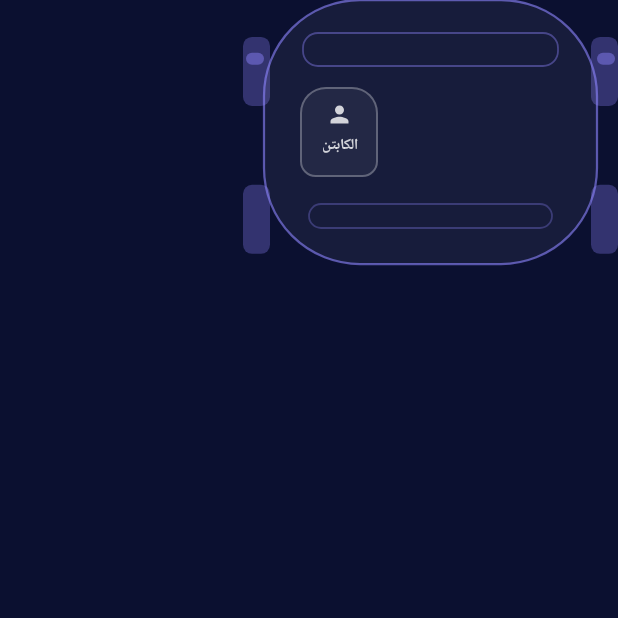
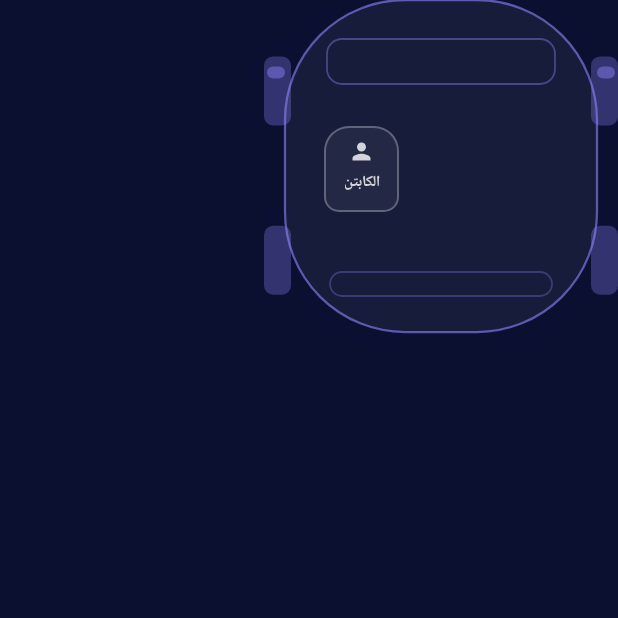
Before and after one commit to abnaa-shamal/iCloud-, an Android app built with Jetpack Compose: the composable CarSeatMap called with empty values, on a phone screen of 412 x 824 dp, the top half of it. Run offline under Robolectric (Android 15) with nearby library versions, the phone set to English and light mode, and no system bars.

Commit message:
Aurora: taller car outline, glass stat tiles, live panel shot, header text
Co-Authored-By: Claude Sonnet 5.5 <noreply@anthropic.com>
Claude-Session: https://claude.ai/code/session_01Eacynbgmh8rRMzmRyztP24

```diff
--- a/app/src/main/java/jo/shajaraone/app/CaptainScreen.kt
+++ b/app/src/main/java/jo/shajaraone/app/CaptainScreen.kt
@@ -325,11 +325,11 @@ internal fun StatTile(label: String, value: String, modifier: Modifier = Modifie
     Surface(
         modifier = modifier,
         shape = MaterialTheme.shapes.medium,
-        color = if (highlight) cs.secondaryContainer else cs.surfaceContainerLowest,
-        border = BorderStroke(1.dp, cs.outlineVariant.copy(alpha = 0.6f))
+        color = if (highlight) Color(0xFF6B4BFF).copy(alpha = 0.28f) else Color.White.copy(alpha = 0.07f),
+        border = BorderStroke(1.dp, if (highlight) Color(0xFF8E86FF).copy(alpha = 0.7f) else Color.White.copy(alpha = 0.14f))
     ) {
         Column(Modifier.padding(14.dp)) {
-            Text(value, style = MaterialTheme.typography.headlineSmall, color = if (highlight) cs.onSecondaryContainer else cs.primary)
+            Text(value, style = MaterialTheme.typography.headlineSmall, color = if (highlight) Color(0xFF2DE2C0) else Color.White)
             Text(label, style = MaterialTheme.typography.labelMedium, color = cs.onSurfaceVariant)
         }
     }
--- a/app/src/main/java/jo/shajaraone/app/LiveTrack.kt
+++ b/app/src/main/java/jo/shajaraone/app/LiveTrack.kt
@@ -83,7 +83,7 @@ fun LiveTrackDialog(tripId: String, captainName: String, captainPhone: String =
 }
 
 @Composable
-private fun LiveInfo(live: LiveLoc?, me: Location?, nowMs: Long, captainName: String, captainPhone: String) {
+internal fun LiveInfo(live: LiveLoc?, me: Location?, nowMs: Long, captainName: String, captainPhone: String) {
     val ctx = LocalContext.current
     val cs = MaterialTheme.colorScheme
     Column(
--- a/app/src/main/java/jo/shajaraone/app/PassengerScreen.kt
+++ b/app/src/main/java/jo/shajaraone/app/PassengerScreen.kt
@@ -185,18 +185,18 @@ internal fun CarSeatMap(total: Int, free: Int, picked: Set<Int>, onToggle: (Int)
         i in picked -> SeatState.PICKED
         else -> SeatState.FREE
     }
-    val seat = 52.dp
+    val seat = 50.dp
     val body = Color(0xFF8E86FF)
     Box(
         Modifier
-            .width(250.dp)
+            .width(236.dp)
             .drawBehind {
                 val w = size.width
                 val h = size.height
                 val side = 14.dp.toPx()
                 // Wheels poke out of the sides.
                 val wheelH = 46.dp.toPx()
-                listOf(h * 0.14f, h * 0.70f).forEach { y ->
+                listOf(h * 0.17f, h * 0.68f).forEach { y ->
                     drawRoundRect(body.copy(alpha = 0.30f), Offset(0f, y), Size(side + 4.dp.toPx(), wheelH), CornerRadius(6.dp.toPx()))
                     drawRoundRect(body.copy(alpha = 0.30f), Offset(w - side - 4.dp.toPx(), y), Size(side + 4.dp.toPx(), wheelH), CornerRadius(6.dp.toPx()))
                 }
@@ -206,11 +206,11 @@ internal fun CarSeatMap(total: Int, free: Int, picked: Set<Int>, onToggle: (Int)
                 // Body.
                 val bodyTl = Offset(side, 0f)
                 val bodySize = Size(w - side * 2, h)
-                drawRoundRect(Color.White.copy(alpha = 0.05f), bodyTl, bodySize, CornerRadius(64.dp.toPx(), 64.dp.toPx()))
-                drawRoundRect(body.copy(alpha = 0.6f), bodyTl, bodySize, CornerRadius(64.dp.toPx(), 64.dp.toPx()), style = androidx.compose.ui.graphics.drawscope.Stroke(1.5.dp.toPx()))
+                drawRoundRect(Color.White.copy(alpha = 0.05f), bodyTl, bodySize, CornerRadius(80.dp.toPx(), 80.dp.toPx()))
+                drawRoundRect(body.copy(alpha = 0.6f), bodyTl, bodySize, CornerRadius(80.dp.toPx(), 80.dp.toPx()), style = androidx.compose.ui.graphics.drawscope.Stroke(1.5.dp.toPx()))
                 // Windshield.
                 drawRoundRect(
-                    body.copy(alpha = 0.40f), Offset(side + 26.dp.toPx(), 22.dp.toPx()), Size(w - side * 2 - 52.dp.toPx(), 22.dp.toPx()),
+                    body.copy(alpha = 0.40f), Offset(side + 28.dp.toPx(), 26.dp.toPx()), Size(w - side * 2 - 56.dp.toPx(), 30.dp.toPx()),
                     CornerRadius(10.dp.toPx()), style = androidx.compose.ui.graphics.drawscope.Stroke(1.2.dp.toPx())
                 )
                 // Rear window.
@@ -219,9 +219,9 @@ internal fun CarSeatMap(total: Int, free: Int, picked: Set<Int>, onToggle: (Int)
                     CornerRadius(8.dp.toPx()), style = androidx.compose.ui.graphics.drawscope.Stroke(1.2.dp.toPx())
                 )
             }
-            .padding(start = 38.dp, end = 38.dp, top = 58.dp, bottom = 58.dp)
+            .padding(start = 40.dp, end = 40.dp, top = 84.dp, bottom = 80.dp)
     ) {
-        Column(verticalArrangement = Arrangement.spacedBy(14.dp)) {
+        Column(verticalArrangement = Arrangement.spacedBy(34.dp)) {
             // Front row: passenger seat on the right, driver on the left (car seen from above, facing up).
             Row(Modifier.fillMaxWidth(), horizontalArrangement = Arrangement.SpaceBetween, verticalAlignment = Alignment.CenterVertically) {
                 if (total >= 1) SeatShape(state(0), seat, "1") { onToggle(0) } else Spacer(Modifier.size(seat))
@@ -245,7 +245,7 @@ internal fun CarSeatMap(total: Int, free: Int, picked: Set<Int>, onToggle: (Int)
 
 /** Seat legend: free, taken, yours. */
 @Composable
-private fun SeatLegend() {
+internal fun SeatLegend() {
     Row(
         Modifier.fillMaxWidth().background(Color.White.copy(alpha = 0.06f), RoundedCornerShape(16.dp))
             .border(1.dp, Color.White.copy(alpha = 0.12f), RoundedCornerShape(16.dp)).padding(vertical = 10.dp),
```
Also changed, not shown: 1 other file.
